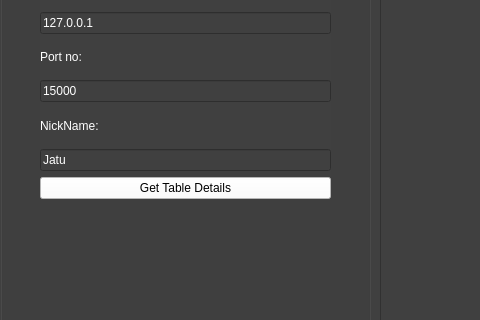
Above: connectionwindow.ui from vivekvpandya/BlackJack before the change; both pictures show x 0 to 480 and y 109 to 429 of the 742 by 563 pixel window. Below: the same form after it.
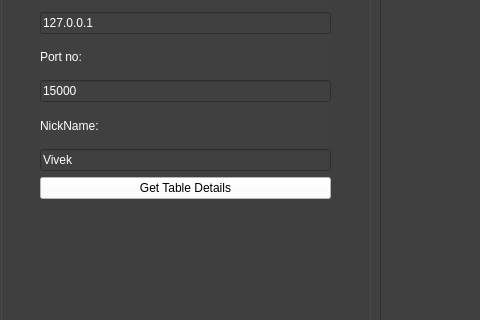
That is the form after the change.

```diff
--- a/connectionwindow.ui
+++ b/connectionwindow.ui
@@ -92,7 +92,7 @@
       <item>
        <widget class="QLineEdit" name="nickName">
         <property name="text">
-         <string>Jatu</string>
+         <string>Vivek</string>
         </property>
        </widget>
       </item>
```
